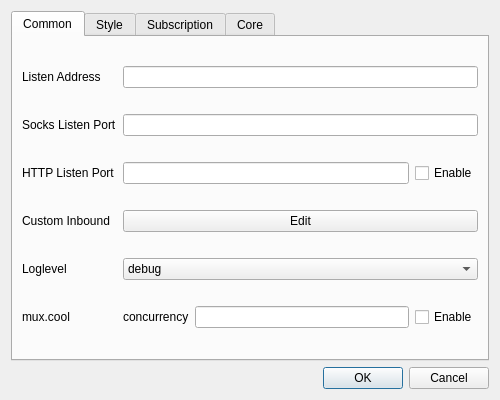
Above: ui/dialog_basic_settings.ui from MatsuriDayo/nekoray before the change. Below: the same form after it.
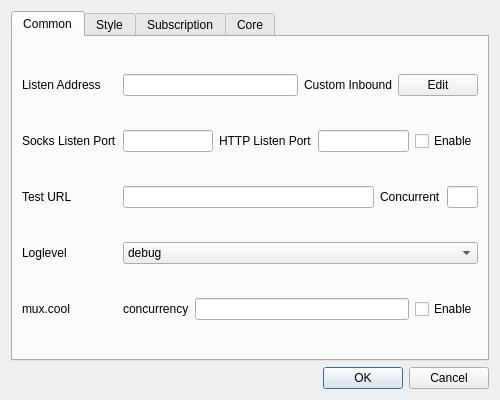
That is the form after the change. Custom widgets are drawn as their Qt base class.

Commit message: improve subscription & settings & fix for windows

The edit to the form file:
```diff
--- a/ui/dialog_basic_settings.ui
+++ b/ui/dialog_basic_settings.ui
@@ -30,60 +30,65 @@
        <string>Common</string>
       </attribute>
       <layout class="QGridLayout" name="gridLayout_2">
-       <item row="7" column="0">
-        <widget class="QLabel" name="label_3">
-         <property name="text">
-          <string notr="true">Loglevel</string>
-         </property>
-        </widget>
-       </item>
-       <item row="9" column="0">
-        <widget class="QLabel" name="label_6">
-         <property name="text">
-          <string notr="true">mux.cool</string>
-         </property>
-        </widget>
-       </item>
-       <item row="2" column="2">
-        <widget class="QLineEdit" name="inbound_socks_port"/>
-       </item>
        <item row="1" column="0">
         <widget class="QLabel" name="label">
+         <property name="sizePolicy">
+          <sizepolicy hsizetype="Preferred" vsizetype="Maximum">
+           <horstretch>0</horstretch>
+           <verstretch>0</verstretch>
+          </sizepolicy>
+         </property>
          <property name="text">
           <string>Listen Address</string>
          </property>
         </widget>
        </item>
-       <item row="7" column="2">
-        <widget class="QComboBox" name="log_level">
-         <item>
-          <property name="text">
-           <string notr="true">debug</string>
-          </property>
-         </item>
-         <item>
-          <property name="text">
-           <string notr="true">info</string>
-          </property>
-         </item>
-         <item>
-          <property name="text">
-           <string notr="true">warning</string>
-          </property>
-         </item>
-        </widget>
-       </item>
        <item row="1" column="2">
-        <widget class="QLineEdit" name="socks_ip"/>
+        <layout class="QHBoxLayout" name="horizontalLayout_10">
+         <item>
+          <widget class="QLineEdit" name="socks_ip"/>
+         </item>
+         <item>
+          <widget class="QLabel" name="label_11">
+           <property name="text">
+            <string>Custom Inbound</string>
+           </property>
+          </widget>
+         </item>
+         <item>
+          <widget class="QPushButton" name="custom_inbound_edit">
+           <property name="text">
+            <string>Edit</string>
+           </property>
+          </widget>
+         </item>
+        </layout>
        </item>
-       <item row="2" column="0">
-        <widget class="QLabel" name="label_2">
+       <item row="7" column="2">
+        <layout class="QHBoxLayout" name="horizontalLayout_9" stretch="8,1,1">
+         <item>
+          <widget class="QLineEdit" name="test_url"/>
+         </item>
+         <item>
+          <widget class="QLabel" name="label_14">
+           <property name="text">
+            <string>Concurrent</string>
+           </property>
+          </widget>
+         </item>
+         <item>
+          <widget class="QLineEdit" name="test_concurrent"/>
+         </item>
+        </layout>
+       </item>
+       <item row="10" column="0">
+        <widget class="QLabel" name="label_6">
          <property name="text">
-          <string>Socks Listen Port</string>
+          <string notr="true">mux.cool</string>
          </property>
         </widget>
        </item>
-       <item row="5" column="2">
+       <item row="2" column="2">
         <widget class="QWidget" name="horizontalWidget" native="true">
          <property name="sizePolicy">
           <sizepolicy hsizetype="Preferred" vsizetype="Maximum">
@@ -104,6 +109,16 @@
           <property name="bottomMargin">
            <number>0</number>
           </property>
+          <item>
+           <widget class="QLineEdit" name="inbound_socks_port"/>
+          </item>
+          <item>
+           <widget class="QLabel" name="label_5">
+            <property name="text">
+             <string>HTTP Listen Port</string>
+            </property>
+           </widget>
+          </item>
           <item>
            <widget class="QLineEdit" name="inbound_http_port"/>
           </item>
@@ -117,7 +132,26 @@
          </layout>
         </widget>
        </item>
-       <item row="9" column="2">
+       <item row="8" column="2">
+        <widget class="QComboBox" name="log_level">
+         <item>
+          <property name="text">
+           <string notr="true">debug</string>
+          </property>
+         </item>
+         <item>
+          <property name="text">
+           <string notr="true">info</string>
+          </property>
+         </item>
+         <item>
+          <property name="text">
+           <string notr="true">warning</string>
+          </property>
+         </item>
+        </widget>
+       </item>
+       <item row="10" column="2">
         <widget class="QWidget" name="horizontalWidget_1" native="true">
          <property name="sizePolicy">
           <sizepolicy hsizetype="Preferred" vsizetype="Maximum">
@@ -158,24 +192,30 @@
          </layout>
         </widget>
        </item>
-       <item row="5" column="0">
-        <widget class="QLabel" name="label_5">
+       <item row="8" column="0">
+        <widget class="QLabel" name="label_3">
          <property name="text">
-          <string>HTTP Listen Port</string>
+          <string notr="true">Loglevel</string>
          </property>
         </widget>
        </item>
-       <item row="6" column="0">
-        <widget class="QLabel" name="label_11">
+       <item row="2" column="0">
+        <widget class="QLabel" name="label_2">
          <property name="text">
-          <string>Custom Inbound</string>
+          <string>Socks Listen Port</string>
          </property>
         </widget>
        </item>
-       <item row="6" column="2">
-        <widget class="QPushButton" name="custom_inbound_edit">
+       <item row="7" column="0">
+        <widget class="QLabel" name="label_13">
+         <property name="sizePolicy">
+          <sizepolicy hsizetype="Preferred" vsizetype="Maximum">
+           <horstretch>0</horstretch>
+           <verstretch>0</verstretch>
+          </sizepolicy>
+         </property>
          <property name="text">
-          <string>Edit</string>
+          <string>Test URL</string>
          </property>
         </widget>
        </item>
```
Left out of the diff: 55 changed lines with no effect on the pictures. The commit also changes 14 other files.
